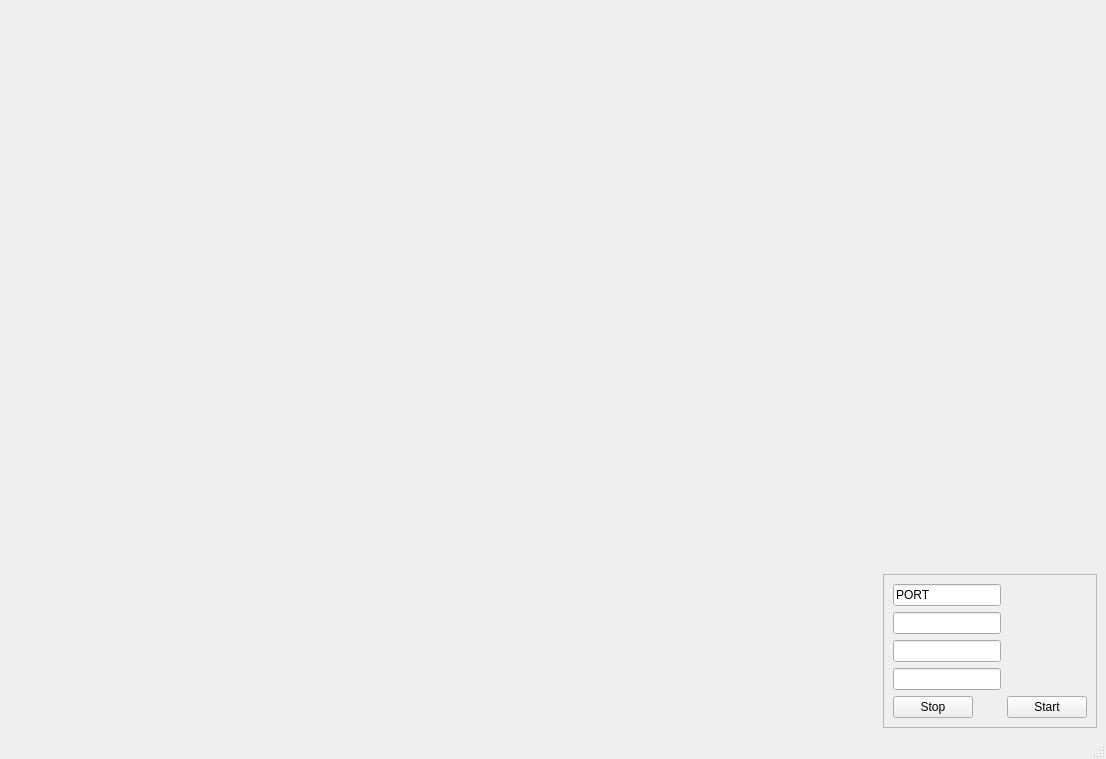
The window that UI/mainwindow.ui (VeikkaLeppanen/Real_Time_EEG) describes before a commit, drawn with Qt 5.
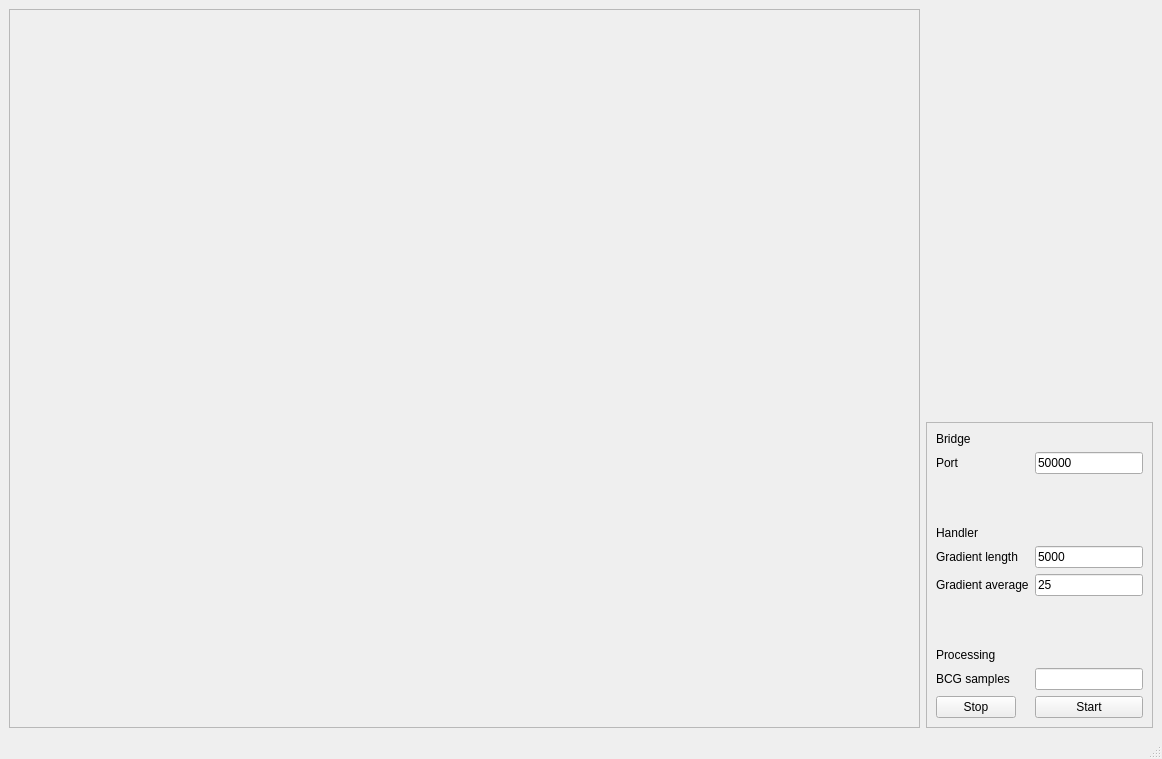
The same window after the commit.

Diff of the .ui file:
```diff
--- a/UI/mainwindow.ui
+++ b/UI/mainwindow.ui
@@ -6,7 +6,7 @@
    <rect>
     <x>0</x>
     <y>0</y>
-    <width>1106</width>
+    <width>1162</width>
     <height>759</height>
    </rect>
   </property>
@@ -15,6 +15,27 @@
   </property>
   <widget class="QWidget" name="centralwidget">
    <layout class="QHBoxLayout" name="horizontalLayout_2">
+    <item>
+     <widget class="QFrame" name="frame_2">
+      <property name="sizePolicy">
+       <sizepolicy hsizetype="Preferred" vsizetype="Preferred">
+        <horstretch>5</horstretch>
+        <verstretch>0</verstretch>
+       </sizepolicy>
+      </property>
+      <property name="frameShape">
+       <enum>QFrame::StyledPanel</enum>
+      </property>
+      <property name="frameShadow">
+       <enum>QFrame::Raised</enum>
+      </property>
+      <layout class="QHBoxLayout" name="horizontalLayout">
+       <item>
+        <layout class="QGridLayout" name="gridLayout"/>
+       </item>
+      </layout>
+     </widget>
+    </item>
     <item alignment="Qt::AlignRight|Qt::AlignBottom">
      <widget class="QFrame" name="frame">
       <property name="frameShape">
@@ -25,35 +46,118 @@
       </property>
       <layout class="QFormLayout" name="formLayout_2">
        <item row="0" column="0">
-        <widget class="QLineEdit" name="lineEdit">
+        <widget class="QLabel" name="label_4">
          <property name="text">
-          <string>PORT</string>
+          <string>Bridge</string>
          </property>
         </widget>
        </item>
-       <item row="1" column="0">
-        <widget class="QLineEdit" name="lineEdit_3"/>
-       </item>
        <item row="2" column="0">
-        <widget class="QLineEdit" name="lineEdit_2"/>
+        <widget class="QLabel" name="label">
+         <property name="text">
+          <string>Port</string>
+         </property>
+        </widget>
        </item>
-       <item row="3" column="0">
-        <widget class="QLineEdit" name="lineEdit_4"/>
+       <item row="2" column="1">
+        <widget class="QLineEdit" name="lineEditPort">
+         <property name="text">
+          <string>50000</string>
+         </property>
+        </widget>
+       </item>
+       <item row="3" column="0" colspan="2">
+        <spacer name="verticalSpacer">
+         <property name="orientation">
+          <enum>Qt::Vertical</enum>
+         </property>
+         <property name="sizeHint" stdset="0">
+          <size>
+           <width>20</width>
+           <height>40</height>
+          </size>
+         </property>
+        </spacer>
        </item>
        <item row="4" column="0">
+        <widget class="QLabel" name="label_5">
+         <property name="text">
+          <string>Handler</string>
+         </property>
+        </widget>
+       </item>
+       <item row="5" column="0">
+        <widget class="QLabel" name="label_2">
+         <property name="text">
+          <string>Gradient length</string>
+         </property>
+        </widget>
+       </item>
+       <item row="5" column="1">
+        <widget class="QLineEdit" name="lineEditGALength">
+         <property name="text">
+          <string>5000</string>
+         </property>
+        </widget>
+       </item>
+       <item row="6" column="0">
+        <widget class="QLabel" name="label_3">
+         <property name="text">
+          <string>Gradient average</string>
+         </property>
+        </widget>
+       </item>
+       <item row="6" column="1">
+        <widget class="QLineEdit" name="lineEditGAaverage">
+         <property name="text">
+          <string>25</string>
+         </property>
+        </widget>
+       </item>
+       <item row="9" column="0">
+        <widget class="QLabel" name="label_6">
+         <property name="text">
+          <string>BCG samples</string>
+         </property>
+        </widget>
+       </item>
+       <item row="9" column="1">
+        <widget class="QLineEdit" name="lineEdit_4"/>
+       </item>
+       <item row="10" column="0">
         <widget class="QPushButton" name="pushButton_2">
          <property name="text">
           <string>Stop</string>
          </property>
         </widget>
        </item>
-       <item row="4" column="1">
+       <item row="10" column="1">
         <widget class="QPushButton" name="pushButton">
          <property name="text">
           <string>Start</string>
          </property>
         </widget>
        </item>
+       <item row="7" column="1">
+        <spacer name="verticalSpacer_2">
+         <property name="orientation">
+          <enum>Qt::Vertical</enum>
+         </property>
+         <property name="sizeHint" stdset="0">
+          <size>
+           <width>20</width>
+           <height>40</height>
+          </size>
+         </property>
+        </spacer>
+       </item>
+       <item row="8" column="0">
+        <widget class="QLabel" name="label_7">
+         <property name="text">
+          <string>Processing</string>
+         </property>
+        </widget>
+       </item>
       </layout>
      </widget>
     </item>
```
Left out of the diff: 2 changed lines with no effect on the pictures.
